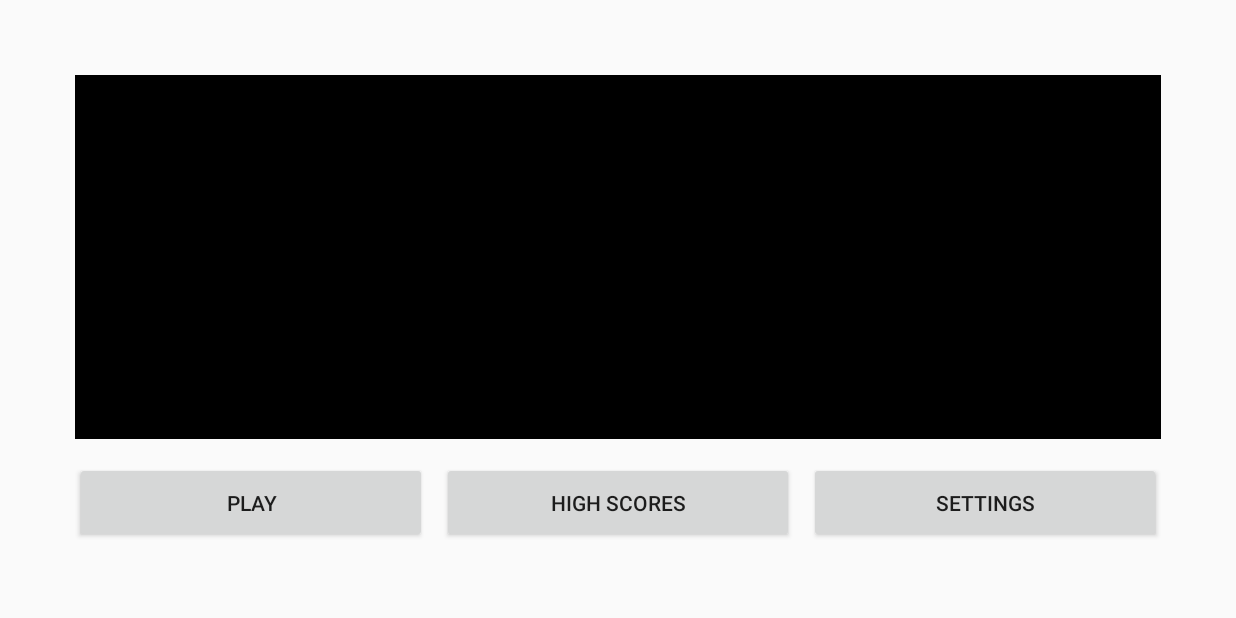
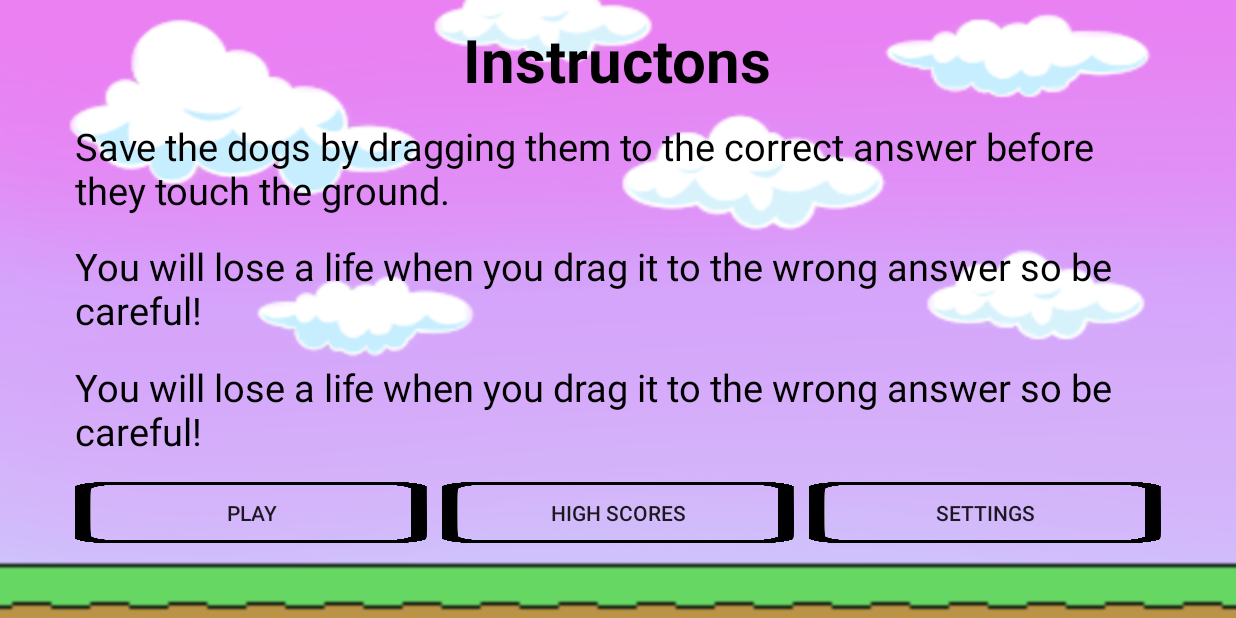
Before and after one commit to PhyuCin/SaveIt, an Android app: the MainActivity screen opened directly, with no data from a screen before it, on a phone screen of 824 x 412 dp (held sideways). Run offline under Robolectric (Android 15) with nearby library versions, the phone set to English and light mode, and no system bars.

Commit message:
redesign layouts

```diff
--- a/app/src/main/res/layout/activity_main.xml
+++ b/app/src/main/res/layout/activity_main.xml
@@ -8,24 +8,68 @@
     tools:context=".MainActivity"
     android:orientation="vertical"
     android:gravity="center"
-    android:layout_margin="50sp">
+    android:background="@drawable/bgone">
 
     <!--instructions box-->
+
+
     <TextView
-        android:id="@+id/instructions"
+        android:layout_width="wrap_content"
+        android:layout_height="0dp"
+        android:layout_weight="2"
+        android:text="@string/instructonsTitle"
+        android:gravity="center"
+        android:textSize="40sp"
+        android:textStyle="bold"
+        android:textColor="@color/black"
+        />
+
+    <TextView
+        android:id="@+id/instructions1"
         android:layout_width="match_parent"
         android:layout_height="0dp"
-        android:layout_weight="9"
-        android:background="@color/black"
-        android:layout_marginBottom="15sp"/>
+        android:layout_weight="2"
+        android:textColor="@color/black"
+        android:textSize="25sp"
+        android:text="@string/instructions1"
+        android:layout_marginRight="50sp"
+        android:layout_marginLeft="50sp"
+        />
+
+    <TextView
+        android:id="@+id/instructions2"
+        android:layout_width="match_parent"
+        android:layout_height="0dp"
+        android:layout_weight="2"
+        android:textColor="@color/black"
+        android:textSize="25sp"
+        android:text="@string/instructions2"
+        android:layout_marginRight="50sp"
+        android:layout_marginLeft="50sp"
+        />
+
+    <TextView
+        android:id="@+id/instructions3"
+        android:layout_width="match_parent"
+        android:layout_height="0dp"
+        android:layout_weight="2"
+        android:textColor="@color/black"
+        android:textSize="25sp"
+        android:text="@string/instructions2"
+        android:layout_marginRight="50sp"
+        android:layout_marginLeft="50sp"
+        />
 
     <!--buttons-->
     <LinearLayout
         android:layout_width="match_parent"
         android:layout_height="0dp"
-        android:layout_weight="2"
+        android:layout_weight="1"
         android:gravity="center"
-        android:orientation="horizontal">
+        android:orientation="horizontal"
+        android:layout_marginRight="50sp"
+        android:layout_marginLeft="50sp"
+        android:layout_marginBottom="50sp">
 
         <Button
             android:id="@+id/menuButtonPlay"
@@ -33,7 +77,8 @@
             android:layout_weight="1"
             android:layout_height="match_parent"
             android:text="Play"
-            android:onClick="goToPlayMenu"/>
+            android:onClick="goToPlayMenu"
+            android:background="@drawable/buttonbg"/>
         <Button
             android:id="@+id/menuButtonHighScores"
             android:layout_width="0dp"
@@ -41,7 +86,8 @@
             android:layout_height="match_parent"
             android:text="High Scores"
             android:layout_marginLeft="10sp"
-            android:onClick="goToHighScores"/>
+            android:onClick="goToHighScores"
+            android:background="@drawable/buttonbg"/>
         <Button
             android:id="@+id/menuButtonSettings"
             android:layout_width="0dp"
@@ -49,7 +95,8 @@
             android:layout_height="match_parent"
             android:text="Settings"
             android:layout_marginLeft="10sp"
-            android:onClick="goToSettings"/>
+            android:onClick="goToSettings"
+            android:background="@drawable/buttonbg"/>
 
     </LinearLayout>
 
--- a/app/src/main/res/values/strings.xml
+++ b/app/src/main/res/values/strings.xml
@@ -11,4 +11,9 @@
     <string name="pausedText">Paused!</string>
     <string name="main_menu">Main Menu</string>
     <string name="restart_game">Restart Game</string>
+    <string name="back">Back</string>
+    <string name="instructions1">Save the dogs by dragging them to the correct answer before they touch the ground.</string>
+    <string name="instructions2">You will lose a life when you drag it to the wrong answer so be careful!</string>
+    <string name="instructions3">You will lose when one of the dogs touches the ground or when the lives become zero. Good Luck!</string>
+    <string name="instructonsTitle">Instructons</string>
 </resources>
```
Also changed, not shown: app/src/main/java/com/example/saveit/HighScores.java (+7 -7 lines), app/src/main/res/layout/activity_playmenu.xml (+7 -4 lines), app/src/main/res/layout/activity_settings.xml (+6 -4 lines), app/src/main/res/layout/high_scores.xml (+22 -23 lines), app/src/main/res/drawable-v24/buttonbg.png (added).
